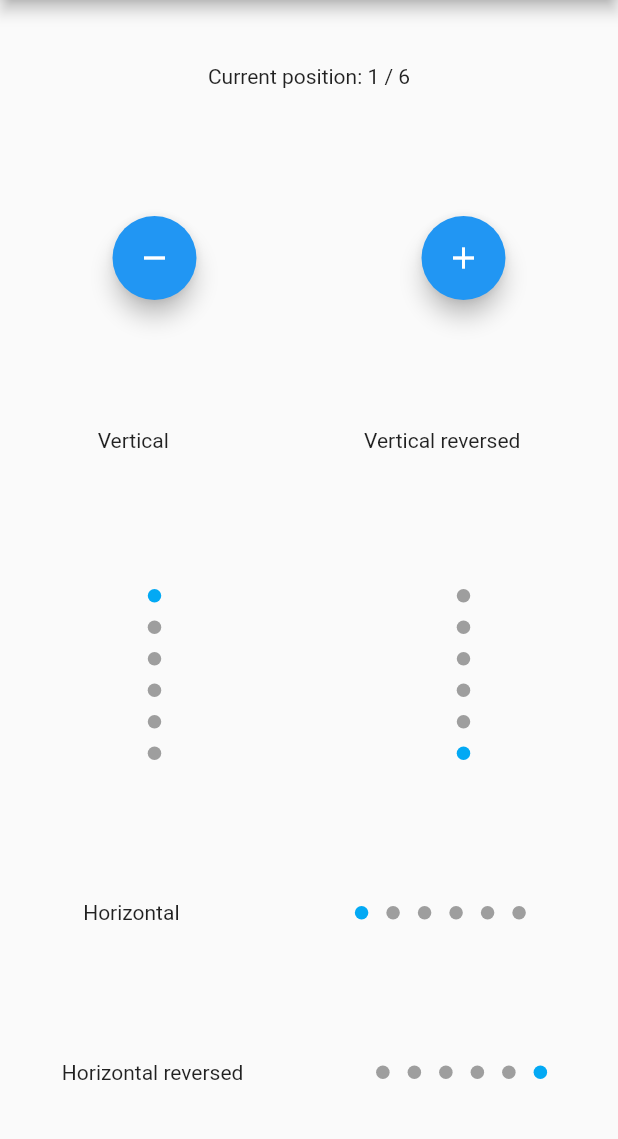
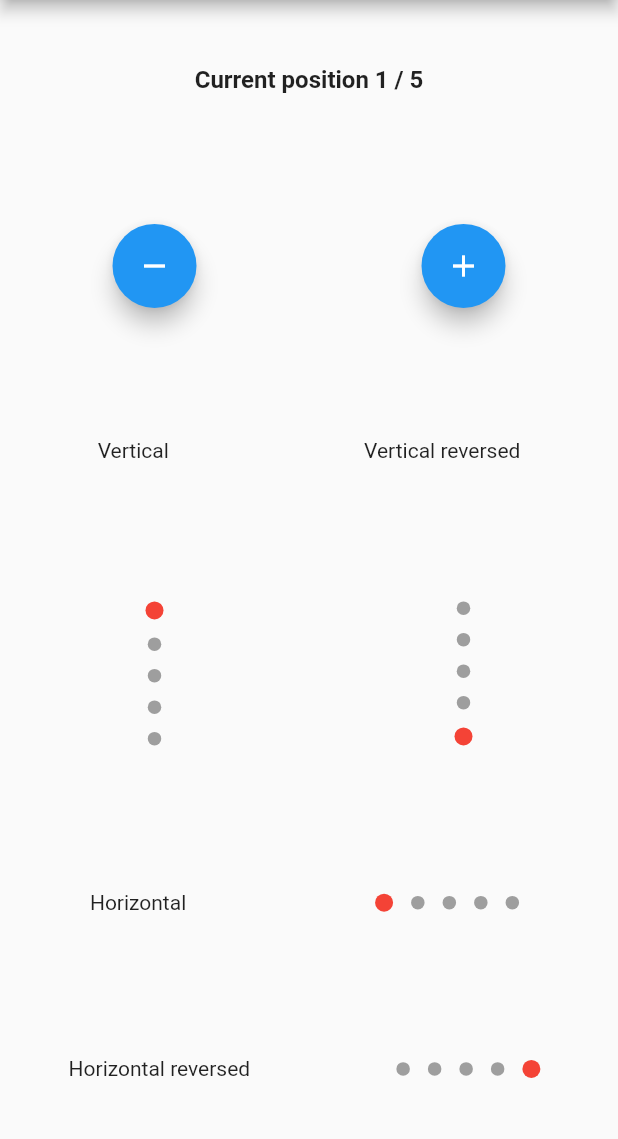
Before and after one commit to Pyozer/dots_indicator, a Flutter app: the screen it shows after launch, on a phone screen of 412 x 824 dp, the part 84-1223 px from its top. Run offline on Flutter 3.47's test engine with Material 2 defaults, Android fonts, the phone set to English and light mode, and no system bars.

Commit message:
Improve example app

```diff
--- a/example/lib/main.dart
+++ b/example/lib/main.dart
@@ -9,7 +9,7 @@ class MyApp extends StatefulWidget {
 }
 
 class _MyAppState extends State<MyApp> {
-  final _totalDots = 6;
+  final _totalDots = 5;
   int _currentPosition = 0;
 
   int _validPosition(int position) {
@@ -31,6 +31,11 @@ class _MyAppState extends State<MyApp> {
 
   @override
   Widget build(BuildContext context) {
+    const decorator = DotsDecorator(
+      activeColor: Colors.red,
+      activeSize: Size.square(12.0),
+    );
+
     return MaterialApp(
       home: Scaffold(
         appBar: AppBar(
@@ -40,7 +45,11 @@ class _MyAppState extends State<MyApp> {
           child: Column(
             mainAxisAlignment: MainAxisAlignment.spaceAround,
             children: [
-              Text('Current position: ${(_currentPosition + 1)} / $_totalDots'),
+              Text(
+                'Current position ${(_currentPosition + 1)} / $_totalDots',
+                style: const TextStyle(
+                    fontWeight: FontWeight.w600, fontSize: 16.0),
+              ),
               _buildRow([
                 FloatingActionButton(
                   child: Icon(Icons.remove),
@@ -60,12 +69,14 @@ class _MyAppState extends State<MyApp> {
                   dotsCount: _totalDots,
                   position: _currentPosition,
                   axis: Axis.vertical,
+                  decorator: decorator,
                 ),
                 DotsIndicator(
                   dotsCount: _totalDots,
                   position: _currentPosition,
                   axis: Axis.vertical,
                   reversed: true,
+                  decorator: decorator,
                 ),
               ]),
               _buildRow([
@@ -73,6 +84,7 @@ class _MyAppState extends State<MyApp> {
                 DotsIndicator(
                   dotsCount: _totalDots,
                   position: _currentPosition,
+                  decorator: decorator,
                 ),
               ]),
               _buildRow([
@@ -81,6 +93,7 @@ class _MyAppState extends State<MyApp> {
                   dotsCount: _totalDots,
                   position: _currentPosition,
                   reversed: true,
+                  decorator: decorator,
                 ),
               ])
             ],
```
